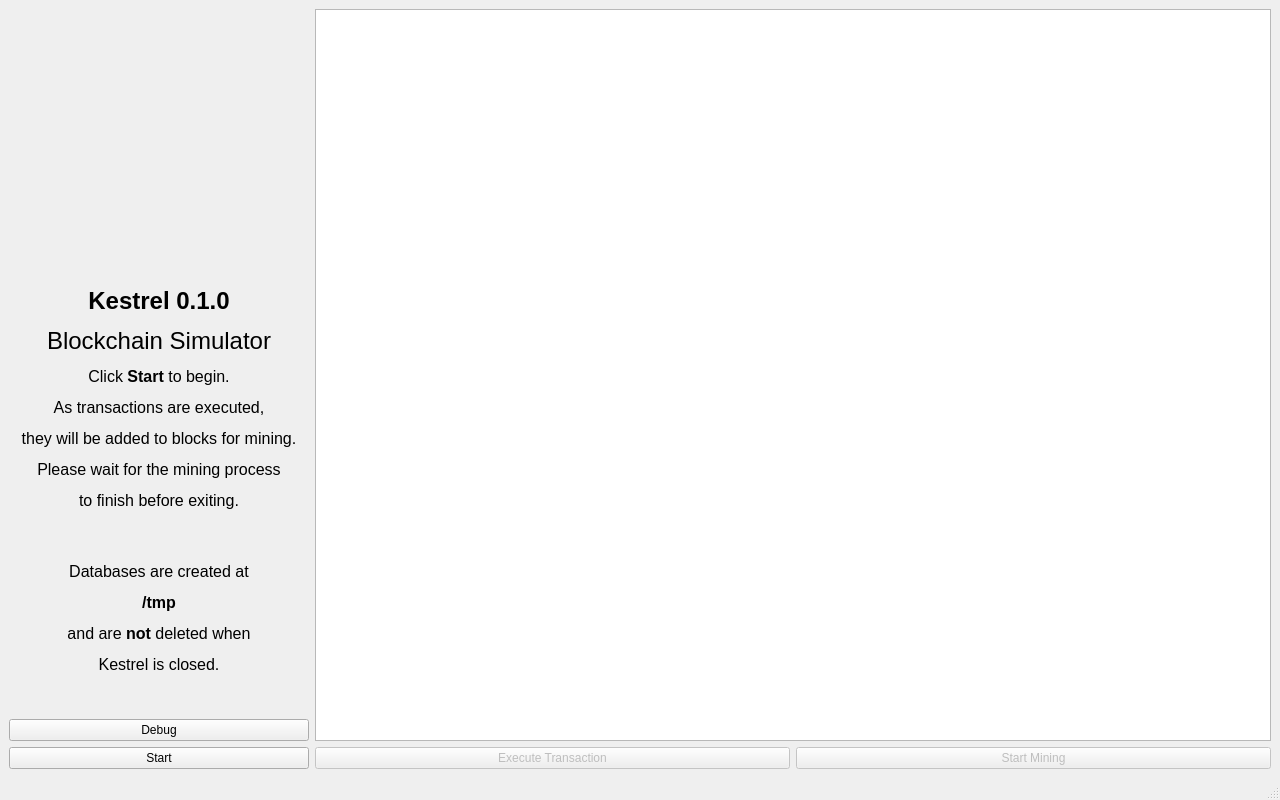
The window that kestrel.ui (h7-v/kestrel) describes before a commit, drawn with Qt 5.
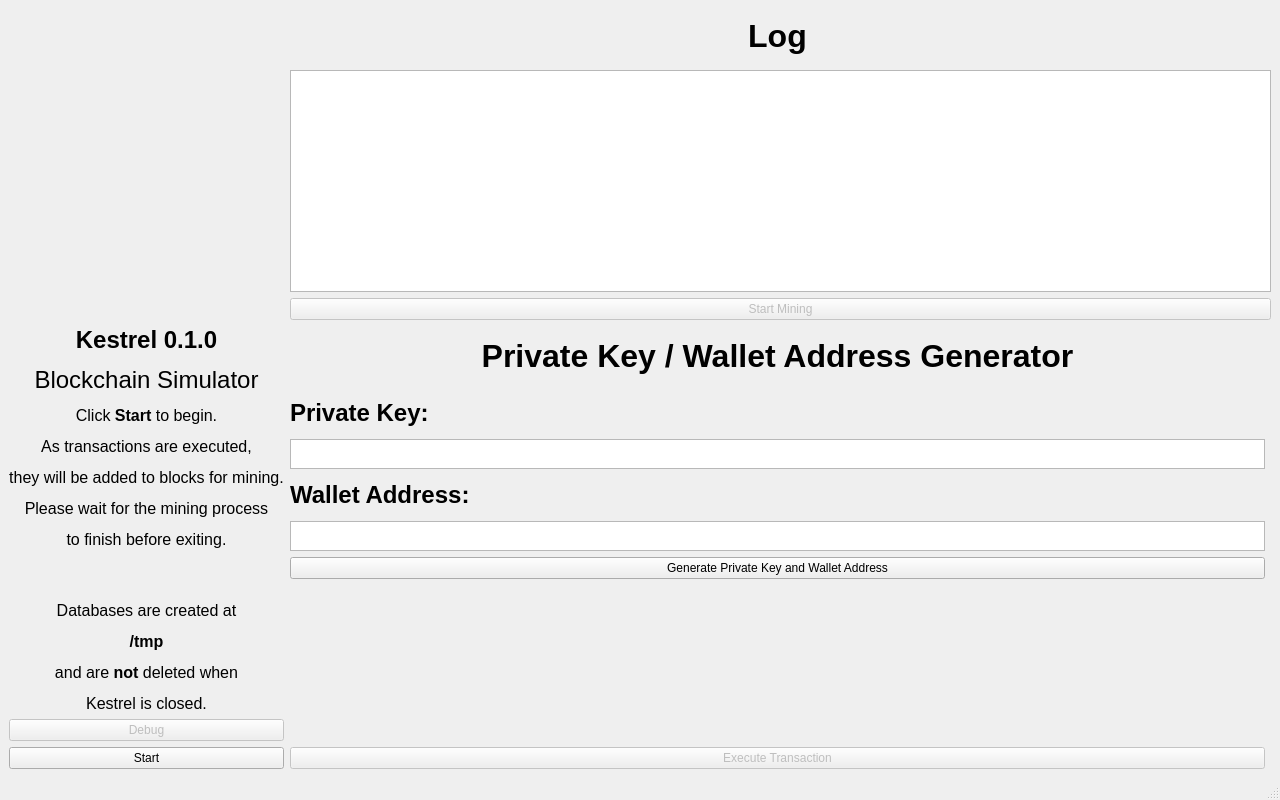
The same window after the commit. Icons and pictures are not drawn.

Commit message: Added UI access to private key and address generation

The edit to the form file:
```diff
--- a/kestrel.ui
+++ b/kestrel.ui
@@ -18,7 +18,20 @@
   </property>
   <widget class="QWidget" name="centralwidget">
    <layout class="QGridLayout" name="gridLayout">
-    <item row="6" column="0">
+    <item row="21" column="0">
+     <widget class="QPushButton" name="debugButton">
+      <property name="enabled">
+       <bool>false</bool>
+      </property>
+      <property name="text">
+       <string>Debug</string>
+      </property>
+     </widget>
+    </item>
+    <item row="5" column="1" rowspan="4" colspan="2">
+     <widget class="QTextBrowser" name="textBrowser"/>
+    </item>
+    <item row="22" column="0">
      <widget class="QPushButton" name="startButton">
       <property name="enabled">
        <bool>true</bool>
@@ -34,27 +47,7 @@
       </property>
      </widget>
     </item>
-    <item row="6" column="1">
-     <widget class="QPushButton" name="addTxButton">
-      <property name="enabled">
-       <bool>false</bool>
-      </property>
-      <property name="text">
-       <string>Execute Transaction</string>
-      </property>
-     </widget>
-    </item>
-    <item row="5" column="0">
-     <widget class="QPushButton" name="debugButton">
-      <property name="enabled">
-       <bool>true</bool>
-      </property>
-      <property name="text">
-       <string>Debug</string>
-      </property>
-     </widget>
-    </item>
-    <item row="2" column="0">
+    <item row="4" column="0" rowspan="6">
      <widget class="QLabel" name="logoLabel">
       <property name="enabled">
        <bool>true</bool>
@@ -97,10 +90,17 @@
       </property>
      </widget>
     </item>
-    <item row="2" column="1" rowspan="4" colspan="2">
-     <widget class="QTextBrowser" name="textBrowser"/>
+    <item row="13" column="0" rowspan="8">
+     <widget class="QLabel" name="aboutLabel">
+      <property name="text">
+       <string>&lt;html&gt;&lt;head/&gt;&lt;body&gt;&lt;p&gt;&lt;span style=&quot; font-size:18pt; font-weight:600;&quot;&gt;Kestrel 0.1.0&lt;/span&gt;&lt;/p&gt;&lt;p&gt;&lt;span style=&quot; font-size:18pt;&quot;&gt;Blockchain Simulator&lt;/span&gt;&lt;/p&gt;&lt;p&gt;&lt;span style=&quot; font-size:12pt;&quot;&gt;Click &lt;/span&gt;&lt;span style=&quot; font-size:12pt; font-weight:600;&quot;&gt;Start&lt;/span&gt;&lt;span style=&quot; font-size:12pt;&quot;&gt; to begin.&lt;/span&gt;&lt;/p&gt;&lt;p&gt;&lt;span style=&quot; font-size:12pt;&quot;&gt;As transactions are executed,&lt;/span&gt;&lt;/p&gt;&lt;p&gt;&lt;span style=&quot; font-size:12pt;&quot;&gt;they will be added to blocks for mining.&lt;/span&gt;&lt;/p&gt;&lt;p&gt;&lt;span style=&quot; font-size:12pt;&quot;&gt;Please wait for the mining process&lt;/span&gt;&lt;/p&gt;&lt;p&gt;&lt;span style=&quot; font-size:12pt;&quot;&gt;to finish before exiting.&lt;/span&gt;&lt;/p&gt;&lt;p&gt;&lt;br/&gt;&lt;/p&gt;&lt;p&gt;&lt;span style=&quot; font-size:12pt;&quot;&gt;Databases are created at&lt;/span&gt;&lt;/p&gt;&lt;p&gt;&lt;span style=&quot; font-size:12pt; font-weight:600;&quot;&gt;/tmp&lt;/span&gt;&lt;/p&gt;&lt;p&gt;&lt;span style=&quot; font-size:12pt;&quot;&gt;and are &lt;/span&gt;&lt;span style=&quot; font-size:12pt; font-weight:600;&quot;&gt;not&lt;/span&gt;&lt;span style=&quot; font-size:12pt;&quot;&gt; deleted when&lt;/span&gt;&lt;/p&gt;&lt;p&gt;&lt;span style=&quot; font-size:12pt;&quot;&gt;Kestrel is closed.&lt;/span&gt;&lt;/p&gt;&lt;/body&gt;&lt;/html&gt;</string>
+      </property>
+      <property name="alignment">
+       <set>Qt::AlignCenter</set>
+      </property>
+     </widget>
     </item>
-    <item row="6" column="2">
+    <item row="9" column="1" colspan="2">
      <widget class="QPushButton" name="mineButton">
       <property name="enabled">
        <bool>false</bool>
@@ -113,13 +113,92 @@
       </property>
      </widget>
     </item>
-    <item row="3" column="0" rowspan="2">
-     <widget class="QLabel" name="label">
+    <item row="4" column="1">
+     <widget class="QLabel" name="logLabel">
       <property name="text">
-       <string>&lt;html&gt;&lt;head/&gt;&lt;body&gt;&lt;p&gt;&lt;span style=&quot; font-size:18pt; font-weight:600;&quot;&gt;Kestrel 0.1.0&lt;/span&gt;&lt;/p&gt;&lt;p&gt;&lt;span style=&quot; font-size:18pt;&quot;&gt;Blockchain Simulator&lt;/span&gt;&lt;/p&gt;&lt;p&gt;&lt;span style=&quot; font-size:12pt;&quot;&gt;Click &lt;/span&gt;&lt;span style=&quot; font-size:12pt; font-weight:600;&quot;&gt;Start&lt;/span&gt;&lt;span style=&quot; font-size:12pt;&quot;&gt; to begin.&lt;/span&gt;&lt;/p&gt;&lt;p&gt;&lt;span style=&quot; font-size:12pt;&quot;&gt;As transactions are executed,&lt;/span&gt;&lt;/p&gt;&lt;p&gt;&lt;span style=&quot; font-size:12pt;&quot;&gt;they will be added to blocks for mining.&lt;/span&gt;&lt;/p&gt;&lt;p&gt;&lt;span style=&quot; font-size:12pt;&quot;&gt;Please wait for the mining process&lt;/span&gt;&lt;/p&gt;&lt;p&gt;&lt;span style=&quot; font-size:12pt;&quot;&gt;to finish before exiting.&lt;/span&gt;&lt;/p&gt;&lt;p&gt;&lt;br/&gt;&lt;/p&gt;&lt;p&gt;&lt;span style=&quot; font-size:12pt;&quot;&gt;Databases are created at&lt;/span&gt;&lt;/p&gt;&lt;p&gt;&lt;span style=&quot; font-size:12pt; font-weight:600;&quot;&gt;/tmp&lt;/span&gt;&lt;/p&gt;&lt;p&gt;&lt;span style=&quot; font-size:12pt;&quot;&gt;and are &lt;/span&gt;&lt;span style=&quot; font-size:12pt; font-weight:600;&quot;&gt;not&lt;/span&gt;&lt;span style=&quot; font-size:12pt;&quot;&gt; deleted when&lt;/span&gt;&lt;/p&gt;&lt;p&gt;&lt;span style=&quot; font-size:12pt;&quot;&gt;Kestrel is closed.&lt;/span&gt;&lt;/p&gt;&lt;/body&gt;&lt;/html&gt;</string>
+       <string>&lt;html&gt;&lt;head/&gt;&lt;body&gt;&lt;p align=&quot;center&quot;&gt;&lt;span style=&quot; font-size:24pt; font-weight:600;&quot;&gt;Log&lt;/span&gt;&lt;/p&gt;&lt;/body&gt;&lt;/html&gt;</string>
       </property>
-      <property name="alignment">
-       <set>Qt::AlignCenter</set>
+     </widget>
+    </item>
+    <item row="22" column="1">
+     <widget class="QPushButton" name="addTxButton">
+      <property name="enabled">
+       <bool>false</bool>
+      </property>
+      <property name="text">
+       <string>Execute Transaction</string>
+      </property>
+     </widget>
+    </item>
+    <item row="13" column="1">
+     <widget class="QLabel" name="keyAdrLabel">
+      <property name="text">
+       <string>&lt;html&gt;&lt;head/&gt;&lt;body&gt;&lt;p align=&quot;center&quot;&gt;&lt;span style=&quot; font-size:24pt; font-weight:600;&quot;&gt;Private Key / Wallet Address Generator&lt;/span&gt;&lt;/p&gt;&lt;/body&gt;&lt;/html&gt;</string>
+      </property>
+     </widget>
+    </item>
+    <item row="14" column="1">
+     <widget class="QLabel" name="pkeyLabel">
+      <property name="maximumSize">
+       <size>
+        <width>16777215</width>
+        <height>40</height>
+       </size>
+      </property>
+      <property name="text">
+       <string>&lt;html&gt;&lt;head/&gt;&lt;body&gt;&lt;p&gt;&lt;span style=&quot; font-size:18pt; font-weight:600;&quot;&gt;Private Key:&lt;/span&gt;&lt;/p&gt;&lt;/body&gt;&lt;/html&gt;</string>
+      </property>
+     </widget>
+    </item>
+    <item row="15" column="1">
+     <widget class="QTextBrowser" name="pkeyTextBrowser">
+      <property name="minimumSize">
+       <size>
+        <width>600</width>
+        <height>0</height>
+       </size>
+      </property>
+      <property name="maximumSize">
+       <size>
+        <width>16777215</width>
+        <height>30</height>
+       </size>
+      </property>
+     </widget>
+    </item>
+    <item row="16" column="1">
+     <widget class="QLabel" name="addressLabel">
+      <property name="maximumSize">
+       <size>
+        <width>16777215</width>
+        <height>40</height>
+       </size>
+      </property>
+      <property name="text">
+       <string>&lt;html&gt;&lt;head/&gt;&lt;body&gt;&lt;p&gt;&lt;span style=&quot; font-size:18pt; font-weight:600;&quot;&gt;Wallet Address:&lt;/span&gt;&lt;/p&gt;&lt;/body&gt;&lt;/html&gt;</string>
+      </property>
+     </widget>
+    </item>
+    <item row="17" column="1">
+     <widget class="QTextBrowser" name="adrTextBrowser">
+      <property name="minimumSize">
+       <size>
+        <width>600</width>
+        <height>0</height>
+       </size>
+      </property>
+      <property name="maximumSize">
+       <size>
+        <width>16777215</width>
+        <height>30</height>
+       </size>
+      </property>
+     </widget>
+    </item>
+    <item row="18" column="1">
+     <widget class="QPushButton" name="generateKButton">
+      <property name="text">
+       <string>Generate Private Key and Wallet Address</string>
       </property>
      </widget>
     </item>
```
The commit also changes 3 other files.
